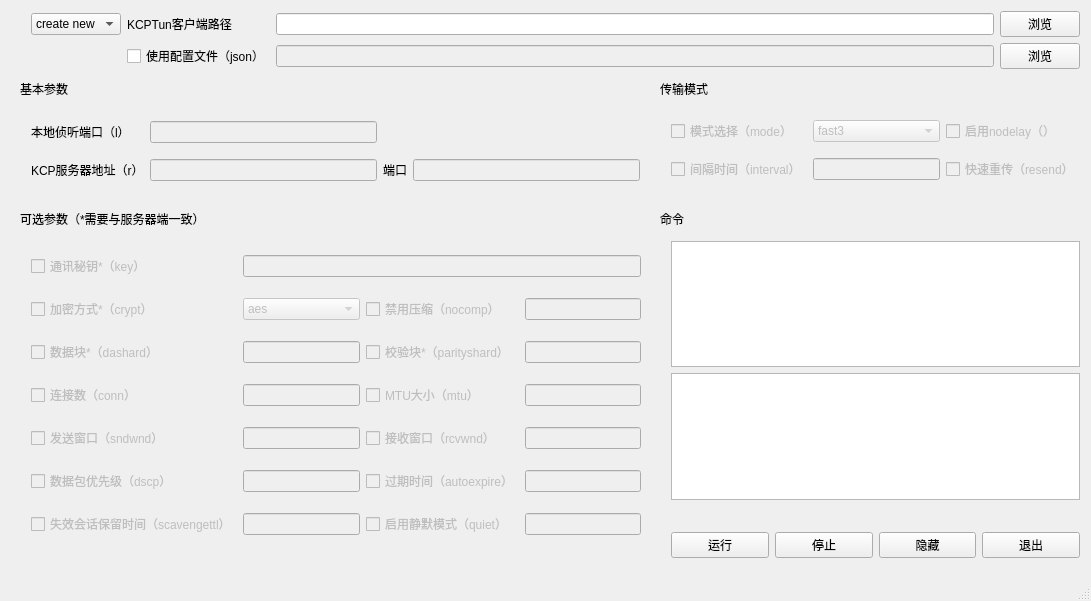
Above: src/pykcp.ui from ygidtu/kcptun_gui_qt5 before the change. Below: the same form after it.
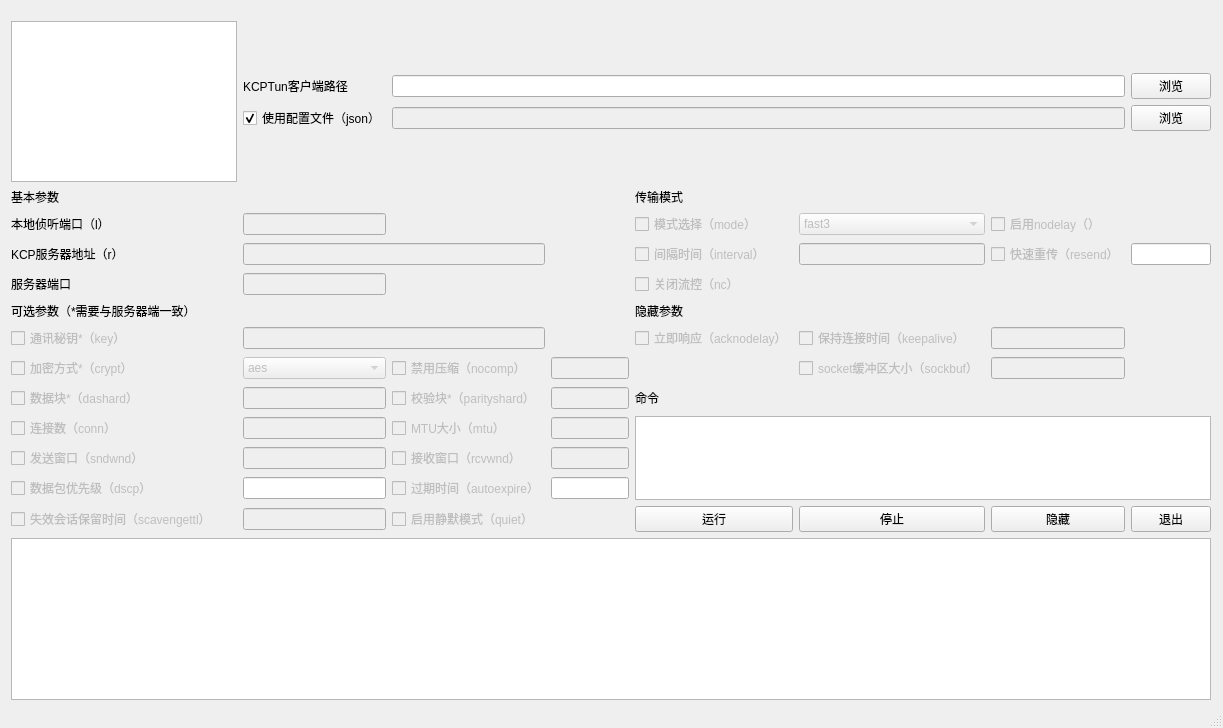
That is the form after the change.

Commit message: 持续开发

```diff
--- a/src/pykcp.ui
+++ b/src/pykcp.ui
@@ -9,46 +9,55 @@
    <rect>
     <x>0</x>
     <y>0</y>
-    <width>1091</width>
-    <height>601</height>
+    <width>1223</width>
+    <height>728</height>
    </rect>
   </property>
   <property name="windowTitle">
    <string>MainWindow</string>
   </property>
   <widget class="QWidget" name="centralWidget">
-   <widget class="QWidget" name="gridLayoutWidget">
+   <widget class="QWidget" name="gridLayoutWidget_6">
     <property name="geometry">
      <rect>
-      <x>20</x>
-      <y>230</y>
-      <width>632</width>
-      <height>331</height>
+      <x>0</x>
+      <y>10</y>
+      <width>1222</width>
+      <height>701</height>
      </rect>
     </property>
-    <layout class="QGridLayout" name="gridLayout_2">
-     <item row="6" column="1">
-      <widget class="QLineEdit" name="scaven_line">
-       <property name="enabled">
-        <bool>false</bool>
+    <layout class="QGridLayout" name="gridLayout">
+     <item row="11" column="5">
+      <widget class="QLabel" name="label_7">
+       <property name="text">
+        <string>命令</string>
        </property>
       </widget>
      </item>
-     <item row="5" column="1">
-      <widget class="QLineEdit" name="dscp_line">
+     <item row="15" column="1">
+      <widget class="QCheckBox" name="scave">
        <property name="enabled">
         <bool>false</bool>
        </property>
+       <property name="text">
+        <string>失效会话保留时间（scavengettl）</string>
+       </property>
       </widget>
      </item>
-     <item row="3" column="1">
-      <widget class="QLineEdit" name="conn_line">
+     <item row="14" column="1">
+      <widget class="QCheckBox" name="dscp">
        <property name="enabled">
         <bool>false</bool>
        </property>
+       <property name="text">
+        <string>数据包优先级（dscp）</string>
+       </property>
       </widget>
      </item>
-     <item row="5" column="2">
+     <item row="14" column="2">
+      <widget class="QLineEdit" name="lineEdit_2"/>
+     </item>
+     <item row="14" column="3">
       <widget class="QCheckBox" name="autoexpire">
        <property name="enabled">
         <bool>false</bool>
@@ -58,42 +67,51 @@
        </property>
       </widget>
      </item>
-     <item row="4" column="1">
+     <item row="14" column="4">
+      <widget class="QLineEdit" name="lineEdit_3"/>
+     </item>
+     <item row="13" column="1">
+      <widget class="QCheckBox" name="sndwnd">
+       <property name="enabled">
+        <bool>false</bool>
+       </property>
+       <property name="text">
+        <string>发送窗口（sndwnd）</string>
+       </property>
+      </widget>
+     </item>
+     <item row="13" column="2">
       <widget class="QLineEdit" name="sndwnd_line">
        <property name="enabled">
         <bool>false</bool>
        </property>
       </widget>
      </item>
-     <item row="5" column="3">
-      <widget class="QLineEdit" name="autoexpire_line">
+     <item row="13" column="3">
+      <widget class="QCheckBox" name="rcvwnd">
        <property name="enabled">
         <bool>false</bool>
        </property>
-      </widget>
-     </item>
-     <item row="2" column="1">
-      <widget class="QLineEdit" name="dashard_line">
-       <property name="enabled">
-        <bool>false</bool>
+       <property name="text">
+        <string>接收窗口（rcvwnd）</string>
        </property>
       </widget>
      </item>
-     <item row="4" column="3">
+     <item row="13" column="4">
       <widget class="QLineEdit" name="rcvwnd_line">
        <property name="enabled">
         <bool>false</bool>
        </property>
       </widget>
      </item>
-     <item row="0" column="1" colspan="3">
-      <widget class="QLineEdit" name="key_line">
+     <item row="12" column="4">
+      <widget class="QLineEdit" name="mtu_line">
        <property name="enabled">
         <bool>false</bool>
        </property>
       </widget>
      </item>
-     <item row="3" column="2">
+     <item row="12" column="3">
       <widget class="QCheckBox" name="mtu">
        <property name="enabled">
         <bool>false</bool>
@@ -103,14 +121,95 @@
        </property>
       </widget>
      </item>
-     <item row="2" column="3">
+     <item row="11" column="4">
       <widget class="QLineEdit" name="parityshard_line">
        <property name="enabled">
         <bool>false</bool>
        </property>
       </widget>
      </item>
-     <item row="1" column="1">
+     <item row="11" column="3">
+      <widget class="QCheckBox" name="parityshard">
+       <property name="enabled">
+        <bool>false</bool>
+       </property>
+       <property name="text">
+        <string>校验块*（parityshard）</string>
+       </property>
+      </widget>
+     </item>
+     <item row="10" column="3">
+      <widget class="QCheckBox" name="nocomp">
+       <property name="enabled">
+        <bool>false</bool>
+       </property>
+       <property name="text">
+        <string>禁用压缩（nocomp）</string>
+       </property>
+      </widget>
+     </item>
+     <item row="10" column="4">
+      <widget class="QLineEdit" name="nocomp_line">
+       <property name="enabled">
+        <bool>false</bool>
+       </property>
+      </widget>
+     </item>
+     <item row="12" column="2">
+      <widget class="QLineEdit" name="conn_line">
+       <property name="enabled">
+        <bool>false</bool>
+       </property>
+      </widget>
+     </item>
+     <item row="12" column="1">
+      <widget class="QCheckBox" name="conn">
+       <property name="enabled">
+        <bool>false</bool>
+       </property>
+       <property name="text">
+        <string>连接数（conn）</string>
+       </property>
+      </widget>
+     </item>
+     <item row="11" column="1">
+      <widget class="QCheckBox" name="dashard">
+       <property name="enabled">
+        <bool>false</bool>
+       </property>
+       <property name="text">
+        <string>数据块*（dashard）</string>
+       </property>
+      </widget>
+     </item>
+     <item row="10" column="1">
+      <widget class="QCheckBox" name="crypt">
+       <property name="enabled">
+        <bool>false</bool>
+       </property>
+       <property name="text">
+        <string>加密方式*（crypt）</string>
+       </property>
+      </widget>
+     </item>
+     <item row="9" column="1">
+      <widget class="QCheckBox" name="key">
+       <property name="enabled">
+        <bool>false</bool>
+       </property>
+       <property name="text">
+        <string>通讯秘钥*（key）</string>
+       </property>
+      </widget>
+     </item>
+     <item row="11" column="2">
+      <widget class="QLineEdit" name="dashard_line">
+       <property name="enabled">
+        <bool>false</bool>
+       </property>
+      </widget>
+     </item>
+     <item row="10" column="2">
       <widget class="QComboBox" name="crypt_box">
        <property name="enabled">
         <bool>false</bool>
@@ -182,237 +281,244 @@
        </item>
       </widget>
      </item>
-     <item row="2" column="2">
-      <widget class="QCheckBox" name="parityshard">
+     <item row="9" column="2" colspan="2">
+      <widget class="QLineEdit" name="key_line">
        <property name="enabled">
         <bool>false</bool>
        </property>
-       <property name="text">
-        <string>校验块*（parityshard）</string>
-       </property>
       </widget>
      </item>
-     <item row="1" column="0">
-      <widget class="QCheckBox" name="crypt">
-       <property name="enabled">
-        <bool>false</bool>
-       </property>
+     <item row="8" column="1">
+      <widget class="QLabel" name="label_5">
        <property name="text">
-        <string>加密方式*（crypt）</string>
+        <string>可选参数（*需要与服务器端一致）</string>
        </property>
       </widget>
      </item>
-     <item row="4" column="0">
-      <widget class="QCheckBox" name="sndwnd">
-       <property name="enabled">
-        <bool>false</bool>
-       </property>
+     <item row="7" column="1">
+      <widget class="QLabel" name="label_3">
        <property name="text">
-        <string>发送窗口（sndwnd）</string>
+        <string>服务器端口</string>
        </property>
       </widget>
      </item>
-     <item row="3" column="3">
-      <widget class="QLineEdit" name="mtu_line">
-       <property name="enabled">
-        <bool>false</bool>
-       </property>
-      </widget>
-     </item>
-     <item row="3" column="0">
-      <widget class="QCheckBox" name="conn">
-       <property name="enabled">
-        <bool>false</bool>
-       </property>
-       <property name="text">
-        <string>连接数（conn）</string>
-       </property>
-      </widget>
-     </item>
-     <item row="6" column="2">
-      <widget class="QCheckBox" name="quiet">
-       <property name="enabled">
-        <bool>false</bool>
-       </property>
-       <property name="text">
-        <string>启用静默模式（quiet）</string>
-       </property>
-      </widget>
-     </item>
-     <item row="1" column="2">
-      <widget class="QCheckBox" name="nocomp">
-       <property name="enabled">
-        <bool>false</bool>
-       </property>
-       <property name="text">
-        <string>禁用压缩（nocomp）</string>
-       </property>
-      </widget>
-     </item>
-     <item row="5" column="0">
-      <widget class="QCheckBox" name="dscp">
-       <property name="enabled">
-        <bool>false</bool>
-       </property>
-       <property name="text">
-        <string>数据包优先级（dscp）</string>
-       </property>
-      </widget>
-     </item>
-     <item row="6" column="3">
-      <widget class="QLineEdit" name="quiet_line">
-       <property name="enabled">
-        <bool>false</bool>
-       </property>
-      </widget>
-     </item>
-     <item row="0" column="0">
-      <widget class="QCheckBox" name="key">
-       <property name="enabled">
-        <bool>false</bool>
-       </property>
-       <property name="text">
-        <string>通讯秘钥*（key）</string>
-       </property>
-      </widget>
-     </item>
-     <item row="2" column="0">
-      <widget class="QCheckBox" name="dashard">
-       <property name="enabled">
-        <bool>false</bool>
-       </property>
-       <property name="text">
-        <string>数据块*（dashard）</string>
-       </property>
-      </widget>
-     </item>
-     <item row="4" column="2">
-      <widget class="QCheckBox" name="rcvwnd">
-       <property name="enabled">
-        <bool>false</bool>
-       </property>
-       <property name="text">
-        <string>接收窗口（rcvwnd）</string>
-       </property>
-      </widget>
-     </item>
-     <item row="1" column="3">
-      <widget class="QLineEdit" name="nocomp_line">
-       <property name="enabled">
-        <bool>false</bool>
-       </property>
-      </widget>
-     </item>
-     <item row="6" column="0">
-      <widget class="QCheckBox" name="scave">
-       <property name="enabled">
-        <bool>false</bool>
-       </property>
-       <property name="text">
-        <string>失效会话保留时间（scavengettl）</string>
-       </property>
-      </widget>
-     </item>
-    </layout>
-   </widget>
-   <widget class="QWidget" name="gridLayoutWidget_2">
-    <property name="geometry">
-     <rect>
-      <x>20</x>
-      <y>100</y>
-      <width>631</width>
-      <height>103</height>
-     </rect>
-    </property>
-    <layout class="QGridLayout" name="gridLayout_3">
-     <item row="1" column="1">
-      <widget class="QLineEdit" name="r_line">
-       <property name="enabled">
-        <bool>false</bool>
-       </property>
-      </widget>
-     </item>
-     <item row="1" column="0">
+     <item row="6" column="1">
       <widget class="QLabel" name="label_2">
        <property name="text">
         <string>KCP服务器地址（r）</string>
        </property>
       </widget>
      </item>
-     <item row="1" column="2">
-      <widget class="QLabel" name="label_3">
-       <property name="text">
-        <string>端口</string>
-       </property>
-      </widget>
-     </item>
-     <item row="0" column="0">
-      <widget class="QLabel" name="label">
-       <property name="text">
-        <string>本地侦听端口（l）</string>
-       </property>
-      </widget>
-     </item>
-     <item row="1" column="3">
+     <item row="7" column="2">
       <widget class="QLineEdit" name="p_line">
        <property name="enabled">
         <bool>false</bool>
        </property>
       </widget>
      </item>
-     <item row="0" column="1">
+     <item row="6" column="2" colspan="2">
+      <widget class="QLineEdit" name="r_line">
+       <property name="enabled">
+        <bool>false</bool>
+       </property>
+      </widget>
+     </item>
+     <item row="5" column="2">
       <widget class="QLineEdit" name="l_line">
        <property name="enabled">
         <bool>false</bool>
        </property>
       </widget>
      </item>
-    </layout>
-   </widget>
-   <widget class="QLabel" name="label_6">
-    <property name="geometry">
-     <rect>
-      <x>20</x>
-      <y>80</y>
-      <width>114</width>
-      <height>18</height>
-     </rect>
-    </property>
-    <property name="text">
-     <string>基本参数</string>
-    </property>
-   </widget>
-   <widget class="QLabel" name="label_5">
-    <property name="geometry">
-     <rect>
-      <x>20</x>
-      <y>180</y>
-      <width>337</width>
-      <height>77</height>
-     </rect>
-    </property>
-    <property name="text">
-     <string>可选参数（*需要与服务器端一致）</string>
-    </property>
-   </widget>
-   <widget class="QWidget" name="gridLayoutWidget_3">
-    <property name="geometry">
-     <rect>
-      <x>660</x>
-      <y>100</y>
-      <width>431</width>
-      <height>101</height>
-     </rect>
-    </property>
-    <layout class="QGridLayout" name="gridLayout_4">
-     <item row="1" column="1">
-      <widget class="QLineEdit" name="interval_line">
+     <item row="5" column="1">
+      <widget class="QLabel" name="label">
+       <property name="text">
+        <string>本地侦听端口（l）</string>
+       </property>
+      </widget>
+     </item>
+     <item row="4" column="1">
+      <widget class="QLabel" name="label_6">
+       <property name="text">
+        <string>基本参数</string>
+       </property>
+      </widget>
+     </item>
+     <item row="0" column="1" rowspan="4">
+      <widget class="QListView" name="listView"/>
+     </item>
+     <item row="2" column="2">
+      <widget class="QCheckBox" name="json">
+       <property name="text">
+        <string>使用配置文件（json）</string>
+       </property>
+       <property name="checked">
+        <bool>true</bool>
+       </property>
+      </widget>
+     </item>
+     <item row="2" column="3" colspan="5">
+      <widget class="QLineEdit" name="json_path">
        <property name="enabled">
         <bool>false</bool>
        </property>
       </widget>
      </item>
-     <item row="0" column="0">
+     <item row="2" column="8">
+      <widget class="QPushButton" name="json_select">
+       <property name="text">
+        <string>浏览</string>
+       </property>
+      </widget>
+     </item>
+     <item row="1" column="8">
+      <widget class="QPushButton" name="exe_select">
+       <property name="text">
+        <string>浏览</string>
+       </property>
+      </widget>
+     </item>
+     <item row="1" column="3" colspan="5">
+      <widget class="QLineEdit" name="executable"/>
+     </item>
+     <item row="1" column="2">
+      <widget class="QLabel" name="label_4">
+       <property name="text">
+        <string>KCPTun客户端路径</string>
+       </property>
+      </widget>
+     </item>
+     <item row="17" column="1" rowspan="2" colspan="8">
+      <widget class="QTextEdit" name="textEdit">
+       <property name="readOnly">
+        <bool>true</bool>
+       </property>
+      </widget>
+     </item>
+     <item row="15" column="5">
+      <widget class="QPushButton" name="start">
+       <property name="text">
+        <string>运行</string>
+       </property>
+      </widget>
+     </item>
+     <item row="15" column="6">
+      <widget class="QPushButton" name="stop">
+       <property name="text">
+        <string>停止</string>
+       </property>
+      </widget>
+     </item>
+     <item row="15" column="7">
+      <widget class="QPushButton" name="hide">
+       <property name="text">
+        <string>隐藏</string>
+       </property>
+      </widget>
+     </item>
+     <item row="15" column="8">
+      <widget class="QPushButton" name="quit">
+       <property name="text">
+        <string>退出</string>
+       </property>
+      </widget>
+     </item>
+     <item row="12" column="5" rowspan="3" colspan="4">
+      <widget class="QTextEdit" name="textEdit_2">
+       <property name="readOnly">
+        <bool>true</bool>
+       </property>
+      </widget>
+     </item>
+     <item row="15" column="2">
+      <widget class="QLineEdit" name="dscp_line">
+       <property name="enabled">
+        <bool>false</bool>
+       </property>
+      </widget>
+     </item>
+     <item row="15" column="3">
+      <widget class="QCheckBox" name="quiet">
+       <property name="enabled">
+        <bool>false</bool>
+       </property>
+       <property name="text">
+        <string>启用静默模式（quiet）</string>
+       </property>
+      </widget>
+     </item>
+     <item row="10" column="6">
+      <widget class="QCheckBox" name="checkBox_3">
+       <property name="enabled">
+        <bool>false</bool>
+       </property>
+       <property name="text">
+        <string>socket缓冲区大小（sockbuf）</string>
+       </property>
+      </widget>
+     </item>
+     <item row="10" column="7">
+      <widget class="QLineEdit" name="lineEdit_4">
+       <property name="enabled">
+        <bool>false</bool>
+       </property>
+      </widget>
+     </item>
+     <item row="9" column="7">
+      <widget class="QLineEdit" name="lineEdit_5">
+       <property name="enabled">
+        <bool>false</bool>
+       </property>
+      </widget>
+     </item>
+     <item row="9" column="6">
+      <widget class="QCheckBox" name="checkBox_2">
+       <property name="enabled">
+        <bool>false</bool>
+       </property>
+       <property name="text">
+        <string>保持连接时间（keepalive）</string>
+       </property>
+      </widget>
+     </item>
+     <item row="9" column="5">
+      <widget class="QCheckBox" name="checkBox">
+       <property name="enabled">
+        <bool>false</bool>
+       </property>
+       <property name="text">
+        <string>立即响应（acknodelay）</string>
+       </property>
+      </widget>
+     </item>
+     <item row="8" column="5">
+      <widget class="QLabel" name="label_9">
+       <property name="text">
+        <string>隐藏参数</string>
+       </property>
+      </widget>
+     </item>
+     <item row="7" column="5">
+      <widget class="QCheckBox" name="nc">
+       <property name="enabled">
+        <bool>false</bool>
+       </property>
+       <property name="text">
+        <string>关闭流控（nc）</string>
+       </property>
+      </widget>
+     </item>
+     <item row="6" column="5">
+      <widget class="QCheckBox" name="interval">
+       <property name="enabled">
+        <bool>false</bool>
+       </property>
+       <property name="text">
+        <string>间隔时间（interval）</string>
+       </property>
+      </widget>
+     </item>
+     <item row="5" column="5">
       <widget class="QCheckBox" name="mode">
        <property name="enabled">
         <bool>false</bool>
@@ -422,7 +528,14 @@
        </property>
       </widget>
      </item>
-     <item row="0" column="1">
+     <item row="6" column="6">
+      <widget class="QLineEdit" name="interval_line">
+       <property name="enabled">
+        <bool>false</bool>
+       </property>
+      </widget>
+     </item>
+     <item row="5" column="6">
       <widget class="QComboBox" name="mode_box">
        <property name="enabled">
         <bool>false</bool>
@@ -454,27 +567,7 @@
        </item>
       </widget>
      </item>
-     <item row="1" column="0">
-      <widget class="QCheckBox" name="interval">
-       <property name="enabled">
-        <bool>false</bool>
-       </property>
-       <property name="text">
-        <string>间隔时间（interval）</string>
-       </property>
-      </widget>
-     </item>
-     <item row="0" column="2">
-      <widget class="QCheckBox" name="nodelay">
-       <property name="enabled">
-        <bool>false</bool>
-       </property>
-       <property name="text">
-        <string>启用nodelay（）</string>
-       </property>
-      </widget>
-     </item>
-     <item row="1" column="2">
+     <item row="6" column="7">
       <widget class="QCheckBox" name="resend">
        <property name="enabled">
         <bool>false</bool>
@@ -484,159 +577,28 @@
        </property>
       </widget>
      </item>
-    </layout>
-   </widget>
-   <widget class="QWidget" name="gridLayoutWidget_4">
-    <property name="geometry">
-     <rect>
-      <x>660</x>
-      <y>230</y>
-      <width>431</width>
-      <height>281</height>
-     </rect>
-    </property>
-    <layout class="QGridLayout" name="gridLayout_5">
-     <item row="1" column="0">
-      <widget class="QTextEdit" name="textEdit">
-       <property name="readOnly">
-        <bool>true</bool>
-       </property>
-      </widget>
-     </item>
-     <item row="0" column="0">
-      <widget class="QTextEdit" name="textEdit_2">
-       <property name="readOnly">
-        <bool>true</bool>
-       </property>
-      </widget>
-     </item>
-    </layout>
-   </widget>
-   <widget class="QWidget" name="horizontalLayoutWidget">
-    <property name="geometry">
-     <rect>
-      <x>660</x>
-      <y>520</y>
-      <width>431</width>
-      <height>51</height>
-     </rect>
-    </property>
-    <layout class="QHBoxLayout" name="horizontalLayout">
-     <item>
-      <widget class="QPushButton" name="start">
-       <property name="text">
-        <string>运行</string>
-       </property>
-      </widget>
-     </item>
-     <item>
-      <widget class="QPushButton" name="stop">
-       <property name="text">
-        <string>停止</string>
-       </property>
-      </widget>
-     </item>
-     <item>
-      <widget class="QPushButton" name="hide">
-       <property name="text">
-        <string>隐藏</string>
-       </property>
-      </widget>
-     </item>
-     <item>
-      <widget class="QPushButton" name="quit">
-       <property name="text">
-        <string>退出</string>
-       </property>
-      </widget>
-     </item>
-    </layout>
-   </widget>
-   <widget class="QWidget" name="gridLayoutWidget_5">
-    <property name="geometry">
-     <rect>
-      <x>20</x>
-      <y>0</y>
-      <width>1071</width>
-      <height>80</height>
-     </rect>
-    </property>
-    <layout class="QGridLayout" name="gridLayout_6">
-     <item row="0" column="3">
-      <widget class="QPushButton" name="exe_select">
-       <property name="text">
-        <string>浏览</string>
-       </property>
-      </widget>
-     </item>
-     <item row="1" column="2">
-      <widget class="QLineEdit" name="json_path">
+     <item row="5" column="7">
+      <widget class="QCheckBox" name="nodelay">
        <property name="enabled">
         <bool>false</bool>
        </property>
-      </widget>
-     </item>
-     <item row="1" column="3">
-      <widget class="QPushButton" name="json_select">
        <property name="text">
-        <string>浏览</string>
+        <string>启用nodelay（）</string>
        </property>
       </widget>
      </item>
-     <item row="1" column="1">
-      <widget class="QCheckBox" name="json">
-       <property name="text">
-        <string>使用配置文件（json）</string>
-       </property>
-      </widget>
+     <item row="6" column="8">
+      <widget class="QLineEdit" name="lineEdit"/>
      </item>
-     <item row="0" column="1">
-      <widget class="QLabel" name="label_4">
+     <item row="4" column="5">
+      <widget class="QLabel" name="label_8">
        <property name="text">
-        <string>KCPTun客户端路径</string>
+        <string>传输模式</string>
        </property>
       </widget>
      </item>
-     <item row="0" column="2">
-      <widget class="QLineEdit" name="executable"/>
-     </item>
-     <item row="0" column="0">
-      <widget class="QComboBox" name="create">
-       <item>
-        <property name="text">
-         <string>create new</string>
-        </property>
-       </item>
-      </widget>
-     </item>
     </layout>
    </widget>
-   <widget class="QLabel" name="label_7">
-    <property name="geometry">
-     <rect>
-      <x>660</x>
-      <y>210</y>
-      <width>57</width>
-      <height>18</height>
-     </rect>
-    </property>
-    <property name="text">
-     <string>命令</string>
-    </property>
-   </widget>
-   <widget class="QLabel" name="label_8">
-    <property name="geometry">
-     <rect>
-      <x>660</x>
-      <y>80</y>
-      <width>57</width>
-      <height>18</height>
-     </rect>
-    </property>
-    <property name="text">
-     <string>传输模式</string>
-    </property>
-   </widget>
   </widget>
   <widget class="QStatusBar" name="statusBar"/>
  </widget>
```
